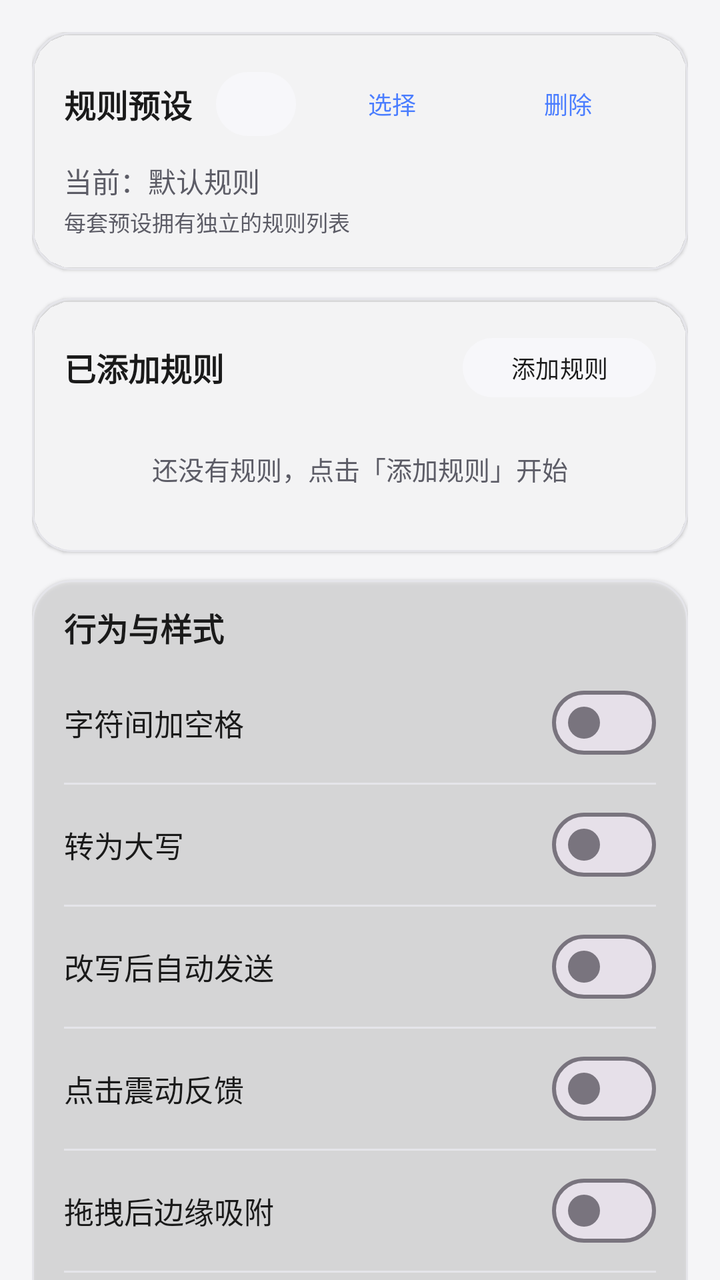
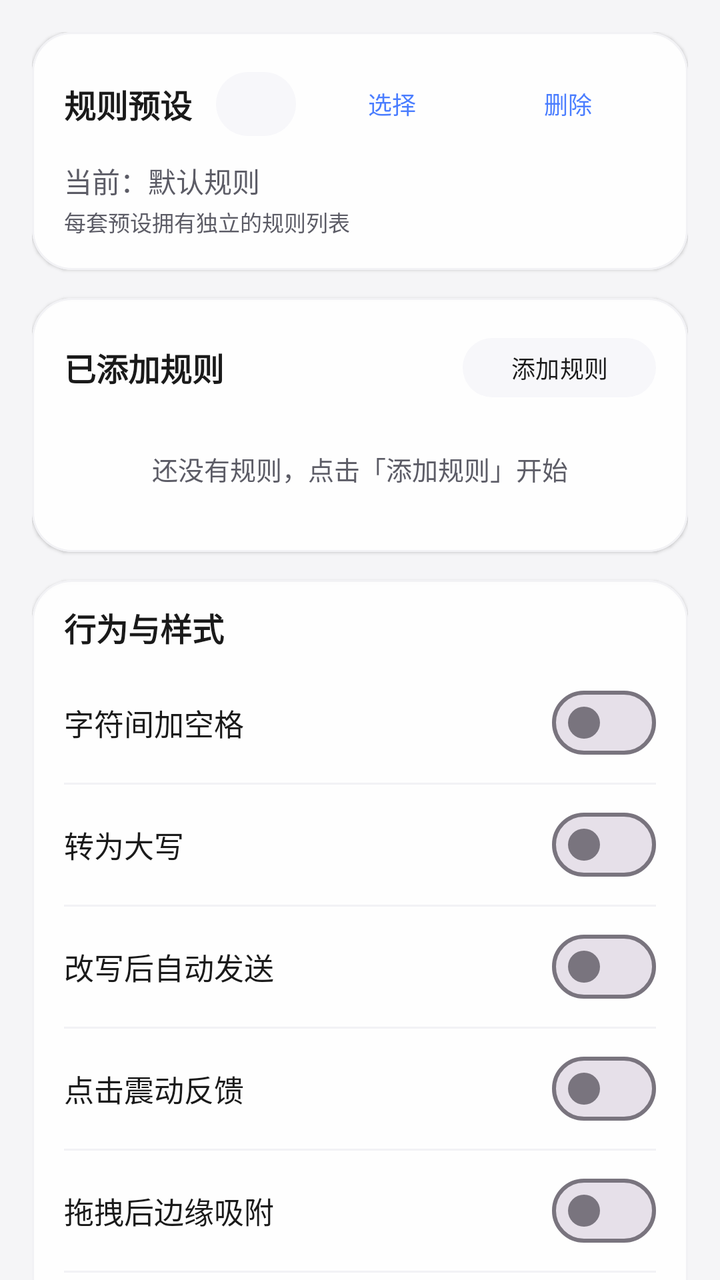

Two renders of the same Android screen: before a commit and after it. Below are the layout's source before the change and the commit's diff.
<!-- AndroidManifest.xml: application theme Theme.NekoType -->
<!-- res/layout/fragment_rules.xml -->
<?xml version="1.0" encoding="utf-8"?>
<androidx.core.widget.NestedScrollView xmlns:android="http://schemas.android.com/apk/res/android"
    xmlns:app="http://schemas.android.com/apk/res-auto"
    android:layout_width="match_parent"
    android:layout_height="match_parent"
    android:fillViewport="true">

    <LinearLayout
        android:layout_width="match_parent"
        android:layout_height="wrap_content"
        android:orientation="vertical"
        android:padding="16dp">

        
        <com.google.android.material.card.MaterialCardView
            android:layout_width="match_parent"
            android:layout_height="wrap_content"
            app:cardCornerRadius="20dp"
            app:cardElevation="1dp"
            app:strokeColor="?attr/colorOutlineVariant"
            app:strokeWidth="1dp"
            app:cardBackgroundColor="?attr/colorSurface">
            <LinearLayout
                android:layout_width="match_parent"
                android:layout_height="wrap_content"
                android:orientation="vertical"
                android:padding="16dp">

                <LinearLayout
                    android:layout_width="match_parent"
                    android:layout_height="wrap_content"
                    android:orientation="horizontal"
                    android:gravity="center_vertical">
                    <TextView
                        android:layout_width="0dp"
                        android:layout_height="wrap_content"
                        android:layout_weight="1"
                        android:text="@string/t39"
                        android:textSize="16sp"
                        android:textStyle="bold"
                        android:textColor="?attr/colorOnSurface"/>
                    
                    <com.google.android.material.button.MaterialButton
                        android:id="@+id/btnAddPreset"
                        style="@style/Widget.Material3.Button.TonalButton"
                        android:layout_width="40dp"
                        android:layout_height="40dp"
                        android:minWidth="0dp"
                        android:minHeight="0dp"
                        android:text="+"
                        android:textSize="20sp"
                        android:textStyle="bold"
                        android:contentDescription="@string/t41"/>
                    <com.google.android.material.button.MaterialButton
                        android:id="@+id/btnSelectRule"
                        style="@style/Widget.Material3.Button.TextButton"
                        android:layout_width="wrap_content"
                        android:layout_height="wrap_content"
                        android:minHeight="36dp"
                        android:textSize="12sp"
                        android:text="@string/t41"
                        android:layout_marginStart="4dp"/>
                    <com.google.android.material.button.MaterialButton
                        android:id="@+id/btnDeleteRule"
                        style="@style/Widget.Material3.Button.TextButton"
                        android:layout_width="wrap_content"
                        android:layout_height="wrap_content"
                        android:minHeight="36dp"
                        android:textSize="12sp"
                        android:text="@string/t42"/>
                </LinearLayout>

                <TextView
                    android:id="@+id/tvActiveRule"
                    android:layout_width="match_parent"
                    android:layout_height="wrap_content"
                    android:text="@string/t40"
                    android:textSize="14sp"
                    android:textColor="?attr/colorOnSurfaceVariant"
                    android:layout_marginTop="8dp"/>
                <TextView
                    android:layout_width="match_parent"
                    android:layout_height="wrap_content"
                    android:text="@string/t43"
                    android:textSize="11sp"
                    android:textColor="?attr/colorOnSurfaceVariant"
                    android:layout_marginTop="2dp"/>
            </LinearLayout>
        </com.google.android.material.card.MaterialCardView>

        
        <com.google.android.material.card.MaterialCardView
            android:layout_width="match_parent"
            android:layout_height="wrap_content"
            app:cardCornerRadius="20dp"
            app:cardElevation="1dp"
            app:strokeColor="?attr/colorOutlineVariant"
            app:strokeWidth="1dp"
            app:cardBackgroundColor="?attr/colorSurface"
            android:layout_marginTop="14dp">
            <LinearLayout
                android:layout_width="match_parent"
                android:layout_height="wrap_content"
                android:orientation="vertical"
                android:padding="16dp">

                <LinearLayout
                    android:layout_width="match_parent"
                    android:layout_height="wrap_content"
                    android:orientation="horizontal"
                    android:gravity="center_vertical">
                    <TextView
                        android:layout_width="0dp"
                        android:layout_height="wrap_content"
                        android:layout_weight="1"
                        android:text="@string/t44"
                        android:textSize="16sp"
                        android:textStyle="bold"
                        android:textColor="?attr/colorOnSurface"/>
                    <com.google.android.material.button.MaterialButton
                        android:id="@+id/btnAddRule"
                        style="@style/Widget.Material3.Button.TonalButton"
                        android:layout_width="wrap_content"
                        android:layout_height="wrap_content"
                        android:minHeight="36dp"
                        android:textSize="12sp"
                        android:text="@string/t45"/>
                </LinearLayout>

                <LinearLayout
                    android:id="@+id/llRuleList"
                    android:layout_width="match_parent"
                    android:layout_height="wrap_content"
                    android:orientation="vertical"
                    android:layout_marginTop="6dp"/>

                <TextView
                    android:id="@+id/tvEmptyRules"
                    android:layout_width="match_parent"
                    android:layout_height="wrap_content"
                    android:text="@string/t46"
                    android:textSize="13sp"
                    android:textColor="?attr/colorOnSurfaceVariant"
                    android:gravity="center"
                    android:paddingTop="16dp"
                    android:paddingBottom="16dp"/>
            </LinearLayout>
        </com.google.android.material.card.MaterialCardView>

        
        <com.google.android.material.card.MaterialCardView
            android:layout_width="match_parent"
            android:layout_height="wrap_content"
            app:cardCornerRadius="20dp"
            app:cardElevation="1dp"
            app:strokeColor="?attr/colorOutlineVariant"
            app:strokeWidth="1dp"
            app:cardBackgroundColor="?attr/colorSurface"
            android:layout_marginTop="14dp">
            <LinearLayout
                android:layout_width="match_parent"
                android:layout_height="wrap_content"
                android:orientation="vertical"
                android:paddingStart="16dp"
                android:paddingEnd="16dp"
                android:paddingTop="12dp"
                android:paddingBottom="8dp">

                <TextView
                    android:layout_width="wrap_content"
                    android:layout_height="wrap_content"
                    android:text="@string/t47"
                    android:textSize="16sp"
                    android:textStyle="bold"
                    android:textColor="?attr/colorOnSurface"
                    android:paddingBottom="6dp"/>

                <LinearLayout
                    android:layout_width="match_parent"
                    android:layout_height="wrap_content"
                    android:orientation="horizontal"
                    android:gravity="center_vertical"
                    android:paddingTop="6dp"
                    android:paddingBottom="6dp">
                    <TextView
                        android:layout_width="0dp"
                        android:layout_height="wrap_content"
                        android:layout_weight="1"
                        android:text="@string/t48"
                        android:textSize="15sp"
                        android:textColor="?attr/colorOnSurface"/>
                    <com.google.android.material.materialswitch.MaterialSwitch
                        android:id="@+id/swStyleSpaced"
                        android:layout_width="wrap_content"
                        android:layout_height="wrap_content"/>
                </LinearLayout>
                <View android:layout_width="match_parent" android:layout_height="1dp" android:background="?attr/colorOutlineVariant"/>

                <LinearLayout
                    android:layout_width="match_parent"
                    android:layout_height="wrap_content"
                    android:orientation="horizontal"
                    android:gravity="center_vertical"
                    android:paddingTop="6dp"
                    android:paddingBottom="6dp">
                    <TextView
                        android:layout_width="0dp"
                        android:layout_height="wrap_content"
                        android:layout_weight="1"
                        android:text="@string/t49"
                        android:textSize="15sp"
                        android:textColor="?attr/colorOnSurface"/>
                    <com.google.android.material.materialswitch.MaterialSwitch
                        android:id="@+id/swStyleUpper"
                        android:layout_width="wrap_content"
                        android:layout_height="wrap_content"/>
                </LinearLayout>
                <View android:layout_width="match_parent" android:layout_height="1dp" android:background="?attr/colorOutlineVariant"/>

                <LinearLayout
                    android:layout_width="match_parent"
                    android:layout_height="wrap_content"
                    android:orientation="horizontal"
                    android:gravity="center_vertical"
                    android:paddingTop="6dp"
                    android:paddingBottom="6dp">
                    <TextView
                        android:layout_width="0dp"
                        android:layout_height="wrap_content"
                        android:layout_weight="1"
                        android:text="@string/t50"
                        android:textSize="15sp"
                        android:textColor="?attr/colorOnSurface"/>
                    <com.google.android.material.materialswitch.MaterialSwitch
                        android:id="@+id/swAutoSend"
                        android:layout_width="wrap_content"
                        android:layout_height="wrap_content"/>
                </LinearLayout>
                <View android:layout_width="match_parent" android:layout_height="1dp" android:background="?attr/colorOutlineVariant"/>

                <LinearLayout
                    android:layout_width="match_parent"
                    android:layout_height="wrap_content"
                    android:orientation="horizontal"
                    android:gravity="center_vertical"
                    android:paddingTop="6dp"
                    android:paddingBottom="6dp">
                    <TextView
                        android:layout_width="0dp"
                        android:layout_height="wrap_content"
                        android:layout_weight="1"
                        android:text="@string/t51"
                        android:textSize="15sp"
                        android:textColor="?attr/colorOnSurface"/>
                    <com.google.android.material.materialswitch.MaterialSwitch
                        android:id="@+id/swHaptic"
                        android:layout_width="wrap_content"
                        android:layout_height="wrap_content"/>
                </LinearLayout>
                <View android:layout_width="match_parent" android:layout_height="1dp" android:background="?attr/colorOutlineVariant"/>

                <LinearLayout
                    android:layout_width="match_parent"
                    android:layout_height="wrap_content"
                    android:orientation="horizontal"
                    android:gravity="center_vertical"
                    android:paddingTop="6dp"
                    android:paddingBottom="6dp">
                    <TextView
                        android:layout_width="0dp"
                        android:layout_height="wrap_content"
                        android:layout_weight="1"
                        android:text="@string/t52"
                        android:textSize="15sp"
                        android:textColor="?attr/colorOnSurface"/>
                    <com.google.android.material.materialswitch.MaterialSwitch
                        android:id="@+id/swSnap"
                        android:layout_width="wrap_content"
                        android:layout_height="wrap_content"/>
                </LinearLayout>
                <View android:layout_width="match_parent" android:layout_height="1dp" android:background="?attr/colorOutlineVariant"/>

                <LinearLayout
                    android:layout_width="match_parent"
                    android:layout_height="wrap_content"
                    android:orientation="horizontal"
                    android:gravity="center_vertical"
                    android:paddingTop="6dp"
                    android:paddingBottom="6dp">
                    <TextView
                        android:layout_width="0dp"
                        android:layout_height="wrap_content"
                        android:layout_weight="1"
                        android:text="@string/t53"
                        android:textSize="15sp"
                        android:textColor="?attr/colorOnSurface"/>
                    <com.google.android.material.materialswitch.MaterialSwitch
                        android:id="@+id/swSilentModify"
                        android:layout_width="wrap_content"
                        android:layout_height="wrap_content"/>
                </LinearLayout>
                <TextView
                    android:layout_width="match_parent"
                    android:layout_height="wrap_content"
                    android:text="@string/t54"
                    android:textSize="11sp"
                    android:textColor="?attr/colorOnSurfaceVariant"/>
                <View android:layout_width="match_parent" android:layout_height="1dp" android:background="?attr/colorOutlineVariant"/>

                <LinearLayout
                    android:layout_width="match_parent"
                    android:layout_height="wrap_content"
                    android:orientation="horizontal"
                    android:gravity="center_vertical"
                    android:paddingTop="6dp"
                    android:paddingBottom="6dp">
                    <TextView
                        android:layout_width="0dp"
                        android:layout_height="wrap_content"
                        android:layout_weight="1"
                        android:text="@string/t57"
                        android:textSize="15sp"
                        android:textColor="?attr/colorOnSurface"/>
                    <com.google.android.material.materialswitch.MaterialSwitch
                        android:id="@+id/swPunctTrigger"
                        android:layout_width="wrap_content"
                        android:layout_height="wrap_content"/>
                </LinearLayout>
                <TextView
                    android:layout_width="match_parent"
                    android:layout_height="wrap_content"
                    android:text="@string/t58"
                    android:textSize="11sp"
                    android:textColor="?attr/colorOnSurfaceVariant"/>
                <View android:layout_width="match_parent" android:layout_height="1dp" android:background="?attr/colorOutlineVariant"/>

                <LinearLayout
                    android:layout_width="match_parent"
                    android:layout_height="wrap_content"
                    android:orientation="horizontal"
                    android:gravity="center_vertical"
                    android:paddingTop="6dp"
                    android:paddingBottom="6dp">
                    <TextView
                        android:layout_width="0dp"
                        android:layout_height="wrap_content"
                        android:layout_weight="1"
                        android:text="@string/t59"
                        android:textSize="15sp"
                        android:textColor="?attr/colorOnSurface"/>
                    <com.google.android.material.materialswitch.MaterialSwitch
                        android:id="@+id/swEmoticon"
                        android:layout_width="wrap_content"
                        android:layout_height="wrap_content"/>
                </LinearLayout>
                <TextView
                    android:layout_width="match_parent"
                    android:layout_height="wrap_content"
                    android:text="@string/t60"
                    android:textSize="11sp"
                    android:textColor="?attr/colorOnSurfaceVariant"/>
            </LinearLayout>
        </com.google.android.material.card.MaterialCardView>

        
        <com.google.android.material.card.MaterialCardView
            android:layout_width="match_parent"
            android:layout_height="wrap_content"
            app:cardCornerRadius="20dp"
            app:cardElevation="1dp"
            app:strokeColor="?attr/colorOutlineVariant"
            app:strokeWidth="1dp"
            app:cardBackgroundColor="?attr/colorSurface"
            android:layout_marginTop="14dp"
            android:layout_marginBottom="28dp">
            <LinearLayout
                android:layout_width="match_parent"
                android:layout_height="wrap_content"
                android:orientation="vertical"
                android:padding="16dp">

                <TextView
                    android:layout_width="wrap_content"
                    android:layout_height="wrap_content"
                    android:text="@string/t69"
                    android:textSize="16sp"
                    android:textStyle="bold"
                    android:textColor="?attr/colorOnSurface"/>
                <TextView
                    android:layout_width="wrap_content"
                    android:layout_height="wrap_content"
                    android:text="@string/t70"
                    android:textSize="11sp"
                    android:textColor="?attr/colorOnSurfaceVariant"
                    android:layout_marginTop="10dp"/>
                <EditText
                    android:id="@+id/etPreviewInput"
                    android:layout_width="match_parent"
                    android:layout_height="wrap_content"
                    android:background="@drawable/bg_bubble_in"
                    android:hint="输入一段测试消息"
                    android:inputType="textMultiLine"
                    android:minHeight="52dp"
                    android:padding="14dp"
                    android:gravity="top|start"
                    android:textColor="?attr/colorOnSurface"
                    android:textColorHint="?attr/colorOnSurfaceVariant"
                    android:layout_marginTop="4dp"/>
                <com.google.android.material.button.MaterialButton
                    android:id="@+id/btnPreview"
                    style="@style/Widget.Material3.Button.TonalButton"
                    android:layout_width="match_parent"
                    android:layout_height="wrap_content"
                    android:layout_marginTop="10dp"
                    android:text="@string/t71"/>
                <TextView
                    android:layout_width="wrap_content"
                    android:layout_height="wrap_content"
                    android:text="@string/t72"
                    android:textSize="11sp"
                    android:textColor="?attr/colorOnSurfaceVariant"
                    android:layout_marginTop="14dp"/>
                <TextView
                    android:id="@+id/tvPreviewOutput"
                    android:layout_width="match_parent"
                    android:layout_height="wrap_content"
                    android:background="@drawable/bg_bubble_out"
                    android:padding="14dp"
                    android:textSize="15sp"
                    android:textColor="?attr/colorOnSurface"
                    android:minHeight="52dp"
                    android:gravity="top|start"
                    android:textIsSelectable="true"
                    android:layout_marginTop="4dp"/>
            </LinearLayout>
        </com.google.android.material.card.MaterialCardView>
    </LinearLayout>
</androidx.core.widget.NestedScrollView>
<!-- resources referenced by this layout -->
<resources>
  <!-- drawable bg_bubble_in (drawable) -->
  <?xml version="1.0" encoding="utf-8"?>
  <shape xmlns:android="http://schemas.android.com/apk/res/android"
      android:shape="rectangle">
      <solid android:color="@color/bubble_in"/>
      <corners
          android:topLeftRadius="18dp"
          android:topRightRadius="18dp"
          android:bottomLeftRadius="18dp"
          android:bottomRightRadius="6dp"/>
  </shape>
  <string name="t39">规则预设</string>
  <string name="t40">当前：默认规则</string>
  <string name="t41">选择</string>
  <string name="t42">删除</string>
  <string name="t43">每套预设拥有独立的规则列表</string>
  <string name="t44">已添加规则</string>
  <string name="t45">添加规则</string>
  <string name="t46">还没有规则，点击「添加规则」开始</string>
  <string name="t47">行为与样式</string>
  <string name="t48">字符间加空格</string>
  <string name="t49">转为大写</string>
  <string name="t50">改写后自动发送</string>
  <string name="t51">点击震动反馈</string>
  <string name="t52">拖拽后边缘吸附</string>
  <string name="t53">静默修改</string>
  <string name="t54">通过 Shizuku/Root 直接注入文本，绕过部分应用限制，全程无弹窗（需 Shizuku 或 Root 模式）</string>
  <string name="t57">标点触发</string>
  <string name="t58">强制篡改时：输入以标点（。！？,）结尾才篡改，打完一句才改（手动点发送不受限）</string>
  <string name="t59">随机颜文字</string>
  <string name="t60">每条消息自动追加随机颜文字（含 NekoType 原创猫系颜文字；也可用「随机颜文字」规则自定义池）</string>
  <string name="t69">效果预览</string>
  <string name="t70">输入</string>
  <string name="t71">预览变换结果</string>
  <string name="t72">输出</string>
  <style name="Theme.NekoType" parent="Theme.Material3.DayNight">
          <item name="colorPrimary">@color/accent_blue</item>
          <item name="colorOnPrimary">@color/md_theme_onPrimary</item>
          <item name="colorPrimaryContainer">@color/glass_strong</item>
          <item name="colorOnPrimaryContainer">@color/fg_0</item>
          <item name="colorSecondary">@color/accent_purple</item>
          <item name="colorOnSecondary">@color/md_theme_onPrimary</item>
          <item name="colorSecondaryContainer">@color/glass_strong</item>
          <item name="colorOnSecondaryContainer">@color/fg_0</item>
          <item name="colorSurface">#55FFFFFF</item>
          <item name="colorOnSurface">@color/fg_0</item>
          <item name="colorOnSurfaceVariant">@color/fg_1</item>
          <item name="colorOutlineVariant">@color/border_glass</item>
          
          <item name="android:windowBackground">@color/bg_0</item>
          <item name="android:statusBarColor">@color/bg_0</item>
          <item name="android:navigationBarColor">@color/bg_0</item>
          <item name="android:windowLightStatusBar">@bool/light_status_bar</item>
          <item name="android:windowAnimationStyle">@style/NekoWindowAnim</item>
      </style>
  <color name="bubble_in">#E8F0FF</color>
  <color name="bubble_out">#F0E9FF</color>
  <color name="accent_blue">#4A7DFF</color>
  <color name="md_theme_onPrimary">#FFFFFF</color>
  <color name="glass_strong">#F7F7FA</color>
  <color name="fg_0">#1A1A1A</color>
  <color name="accent_purple">#9B6CFF</color>
  <color name="fg_1">#5C5C66</color>
  <color name="border_glass">#E5E5EA</color>
  <color name="bg_0">#F5F5F7</color>
  <style name="NekoWindowAnim" parent="@android:style/Animation.Activity">
          <item name="android:activityCloseExitAnimation">@null</item>
      </style>
  <!-- unchanged entries left out for length: 1 -->
</resources>

<!-- the commit's change to res/layout/fragment_rules.xml (unified diff, before → after) -->
@@ -332,6 +332,23 @@
                     android:text="@string/t58"
                     android:textSize="11sp"
                     android:textColor="?attr/colorOnSurfaceVariant"/>
+                
+                <com.google.android.material.textfield.TextInputLayout
+                    android:id="@+id/tilPunctChars"
+                    android:layout_width="match_parent"
+                    android:layout_height="wrap_content"
+                    android:layout_marginTop="6dp"
+                    app:hintEnabled="false"
+                    app:boxBackgroundMode="outline">
+                    <com.google.android.material.textfield.TextInputEditText
+                        android:id="@+id/etPunctChars"
+                        android:layout_width="match_parent"
+                        android:layout_height="wrap_content"
+                        android:hint="自定义触发标点（如 。！？，）"
+                        android:textSize="14sp"
+                        android:inputType="text"
+                        android:maxLines="1"/>
+                </com.google.android.material.textfield.TextInputLayout>
                 <View android:layout_width="match_parent" android:layout_height="1dp" android:background="?attr/colorOutlineVariant"/>
 
                 <LinearLayout
@@ -357,6 +374,87 @@
                     android:layout_width="match_parent"
                     android:layout_height="wrap_content"
                     android:text="@string/t60"
+                    android:textSize="11sp"
+                    android:textColor="?attr/colorOnSurfaceVariant"/>
+                <View android:layout_width="match_parent" android:layout_height="1dp" android:background="?attr/colorOutlineVariant"/>
+
+                <LinearLayout
+                    android:layout_width="match_parent"
+                    android:layout_height="wrap_content"
+                    android:orientation="horizontal"
+                    android:gravity="center_vertical"
+                    android:paddingTop="6dp"
+                    android:paddingBottom="6dp">
+                    <TextView
+                        android:layout_width="0dp"
+                        android:layout_height="wrap_content"
+                        android:layout_weight="1"
+                        android:text="@string/t1001"
+                        android:textSize="15sp"
+                        android:textColor="?attr/colorOnSurface"/>
+                    <com.google.android.material.materialswitch.MaterialSwitch
+                        android:id="@+id/swDeleteOptimize"
+                        android:layout_width="wrap_content"
+                        android:layout_height="wrap_content"/>
+                </LinearLayout>
+                <TextView
+                    android:layout_width="match_parent"
+                    android:layout_height="wrap_content"
+                    android:text="@string/t1002"
+                    android:textSize="11sp"
+                    android:textColor="?attr/colorOnSurfaceVariant"/>
+                <View android:layout_width="match_parent" android:layout_height="1dp" android:background="?attr/colorOutlineVariant"/>
+
+                <LinearLayout
+                    android:layout_width="match_parent"
+                    android:layout_height="wrap_content"
+                    android:orientation="horizontal"
+                    android:gravity="center_vertical"
+                    android:paddingTop="6dp"
+                    android:paddingBottom="6dp">
+                    <TextView
+                        android:layout_width="0dp"
+                        android:layout_height="wrap_content"
+                        android:layout_weight="1"
+                        android:text="@string/t1003"
+                        android:textSize="15sp"
+                        android:textColor="?attr/colorOnSurface"/>
+                    <com.google.android.material.materialswitch.MaterialSwitch
+                        android:id="@+id/swVoiceOptimize"
+                        android:layout_width="wrap_content"
+                        android:layout_height="wrap_content"/>
+                </LinearLayout>
+                <TextView
+                    android:layout_width="match_parent"
+                    android:layout_height="wrap_content"
+                    android:text="@string/t1004"
+                    android:textSize="11sp"
+                    android:textColor="?attr/colorOnSurfaceVariant"/>
+                <View android:layout_width="match_parent" android:layout_height="1dp" android:background="?attr/colorOutlineVariant"/>
+
+                <LinearLayout
+                    android:layout_width="match_parent"
+                    android:layout_height="wrap_content"
+                    android:orientation="horizontal"
+                    android:gravity="center_vertical"
+                    android:paddingTop="6dp"
+                    android:paddingBottom="6dp">
+                    <TextView
+                        android:layout_width="0dp"
+                        android:layout_height="wrap_content"
+                        android:layout_weight="1"
+                        android:text="@string/i43"
+                        android:textSize="15sp"
+                        android:textColor="?attr/colorOnSurface"/>
+                    <com.google.android.material.materialswitch.MaterialSwitch
+                        android:id="@+id/swPriorityGlobal"
+                        android:layout_width="wrap_content"
+                        android:layout_height="wrap_content"/>
+                </LinearLayout>
+                <TextView
+                    android:layout_width="match_parent"
+                    android:layout_height="wrap_content"
+                    android:text="@string/i44"
                     android:textSize="11sp"
                     android:textColor="?attr/colorOnSurfaceVariant"/>
             </LinearLayout>
@@ -398,7 +496,7 @@
                     android:layout_width="match_parent"
                     android:layout_height="wrap_content"
                     android:background="@drawable/bg_bubble_in"
-                    android:hint="输入一段测试消息"
+                    android:hint="@string/i2"
                     android:inputType="textMultiLine"
                     android:minHeight="52dp"
                     android:padding="14dp"
<!-- resource entries referenced after the edit -->
@@ -11,6 +11,13 @@
           android:bottomLeftRadius="18dp"
           android:bottomRightRadius="6dp"/>
   </shape>
+  <string name="i2">输入一段测试消息</string>
+  <string name="i43">按等级全局执行</string>
+  <string name="i44">开启后所有规则打散，严格按等级从大到小逐条执行（例：让"替换"在后缀之后生效）</string>
+  <string name="t1001">删除优化</string>
+  <string name="t1002">删除文字时暂不改写，停手约 0.5 秒后恢复（避免"后缀删不掉／越删越多"）</string>
+  <string name="t1003">语音输入优化</string>
+  <string name="t1004">语音输入时用更长的停顿判定（默认 1 秒）再改写，避免说到一半被打断</string>
   <string name="t39">规则预设</string>
   <string name="t40">当前：默认规则</string>
   <string name="t41">选择</string>
@@ -44,7 +51,8 @@
           <item name="colorOnSecondary">@color/md_theme_onPrimary</item>
           <item name="colorSecondaryContainer">@color/glass_strong</item>
           <item name="colorOnSecondaryContainer">@color/fg_0</item>
-          <item name="colorSurface">#55FFFFFF</item>
+          
+          <item name="colorSurface">#F5FFFFFF</item>
           <item name="colorOnSurface">@color/fg_0</item>
           <item name="colorOnSurfaceVariant">@color/fg_1</item>
           <item name="colorOutlineVariant">@color/border_glass</item>
@@ -63,9 +71,12 @@
   <color name="fg_0">#1A1A1A</color>
   <color name="accent_purple">#9B6CFF</color>
   <color name="fg_1">#5C5C66</color>
-  <color name="border_glass">#E5E5EA</color>
+  <color name="border_glass">#F2F2F5</color>
   <color name="bg_0">#F5F5F7</color>
   <style name="NekoWindowAnim" parent="@android:style/Animation.Activity">
+          <item name="android:activityOpenEnterAnimation">@anim/cyber_activity_enter</item>
+          <item name="android:activityOpenExitAnimation">@anim/cyber_activity_exit</item>
+          <item name="android:activityCloseEnterAnimation">@anim/cyber_activity_enter</item>
           <item name="android:activityCloseExitAnimation">@null</item>
       </style>
   <!-- unchanged entries left out for length: 1 -->
